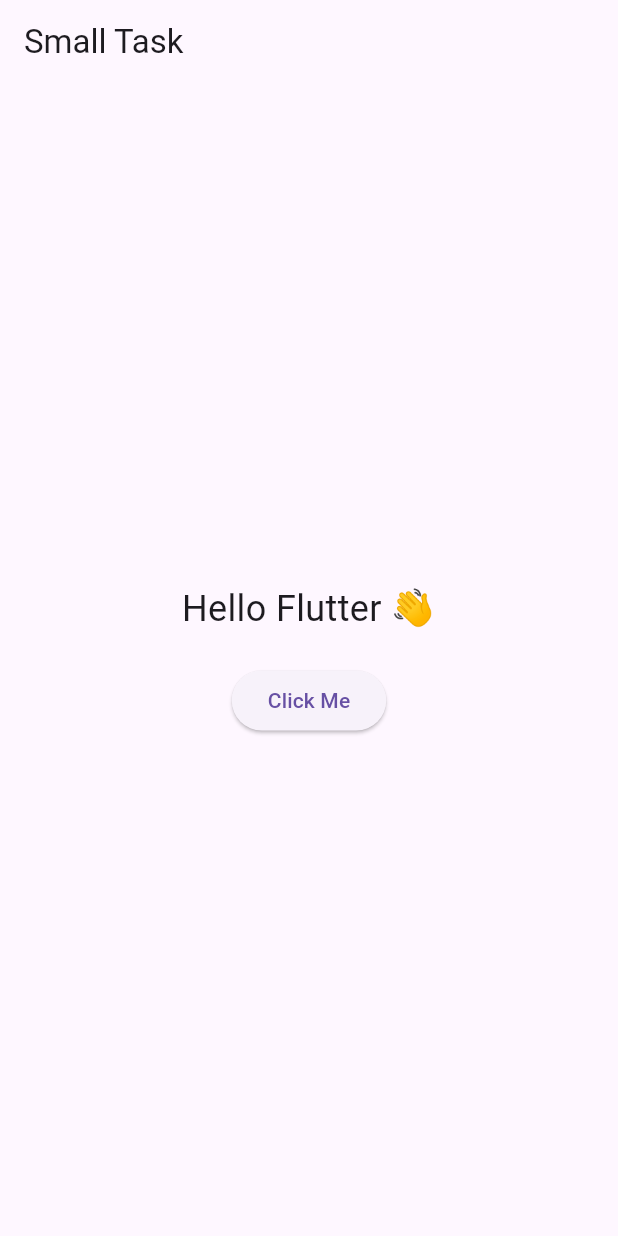
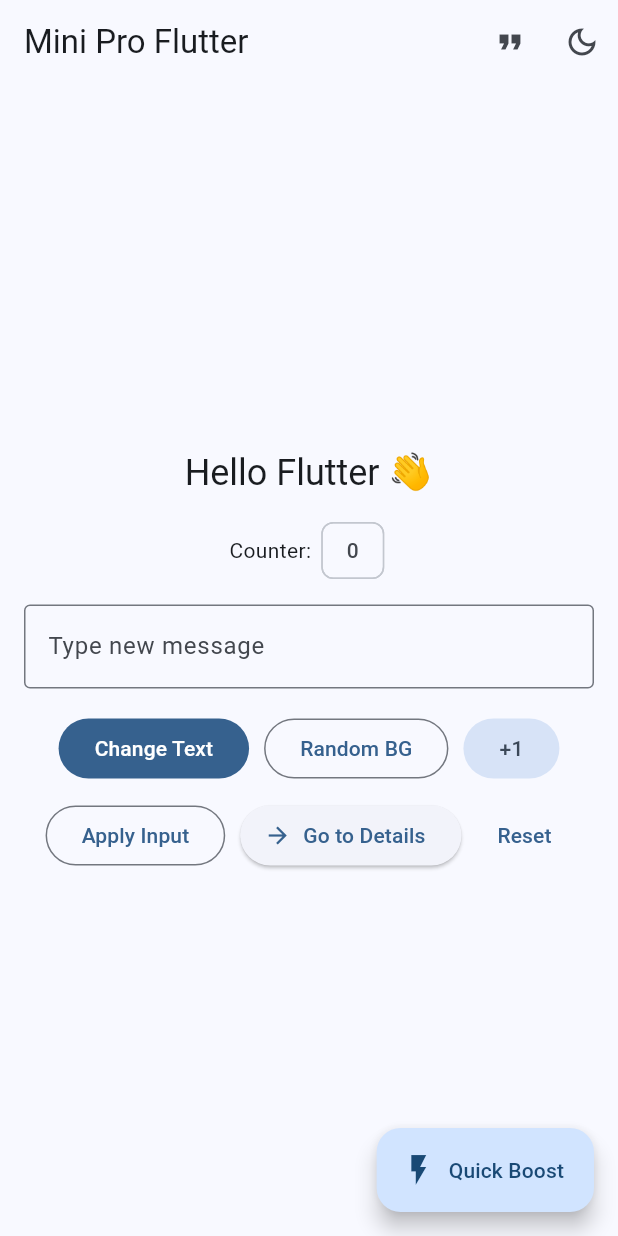
Before and after one commit to kitya-yuom81/study-flutter-with-me, a Flutter app: the screen it shows after launch, on a phone screen of 412 x 824 dp. Run offline on Flutter 3.47's test engine with Material 3 defaults, Android fonts, the phone set to English and light mode, and no system bars.

Commit message:
make app more better

```diff
--- a/lib/main.dart
+++ b/lib/main.dart
@@ -1,18 +1,41 @@
 import 'package:flutter/material.dart';
-import 'simple_task.dart'; // import your widget
+import 'simple_task.dart';
 
-void main() {
-  runApp(const MyApp());
+void main() => runApp(const AppRoot());
+
+class AppRoot extends StatefulWidget {
+  const AppRoot({super.key});
+
+  @override
+  State<AppRoot> createState() => _AppRootState();
 }
 
-class MyApp extends StatelessWidget {
-  const MyApp({super.key});
+class _AppRootState extends State<AppRoot> {
+  ThemeMode _mode = ThemeMode.system;
+
+  void _toggleTheme() {
+    setState(() {
+      _mode = _mode == ThemeMode.dark ? ThemeMode.light : ThemeMode.dark;
+    });
+  }
 
   @override
   Widget build(BuildContext context) {
-    return const MaterialApp(
+    return MaterialApp(
+      title: 'Mini Pro Flutter',
       debugShowCheckedModeBanner: false,
-      home: SimpleTask(), // use widget from another file
+      themeMode: _mode,
+      theme: ThemeData(
+        useMaterial3: true,
+        colorSchemeSeed: Colors.blue,
+        brightness: Brightness.light,
+      ),
+      darkTheme: ThemeData(
+        useMaterial3: true,
+        colorSchemeSeed: Colors.blue,
+        brightness: Brightness.dark,
+      ),
+      home: SimpleTask(onToggleTheme: _toggleTheme, mode: _mode),
     );
   }
 }
--- a/lib/simple_task.dart
+++ b/lib/simple_task.dart
@@ -1,7 +1,11 @@
 import 'package:flutter/material.dart';
+import 'details_page.dart';
+import 'utils.dart';
 
 class SimpleTask extends StatefulWidget {
-  const SimpleTask({super.key});
+  const SimpleTask({super.key, required this.onToggleTheme, required this.mode});
+  final VoidCallback onToggleTheme;
+  final ThemeMode mode;
 
   @override
   State<SimpleTask> createState() => _SimpleTaskState();
@@ -9,32 +13,128 @@ class SimpleTask extends StatefulWidget {
 
 class _SimpleTaskState extends State<SimpleTask> {
   String message = "Hello Flutter 👋";
+  int counter = 0;
+  Color bg = Colors.transparent;
+  final controller = TextEditingController();
 
   void changeText() {
+    setState(() => message = "You clicked me! 🚀");
+  }
+
+  void randomizeBg() {
+    setState(() => bg = randomColor().withOpacity(0.25));
+  }
+
+  void inc() => setState(() => counter++);
+  void reset() {
     setState(() {
-      message = "You clicked me! 🚀";
+      message = "Hello Flutter 👋";
+      counter = 0;
+      bg = Colors.transparent;
+      controller.clear();
     });
+    _toast("Reset done");
+  }
+
+  void _toast(String msg) =>
+      ScaffoldMessenger.of(context).showSnackBar(SnackBar(content: Text(msg)));
+
+  void applyTextFromInput() {
+    if (controller.text.trim().isEmpty) {
+      _toast("Type something first");
+      return;
+    }
+    setState(() => message = controller.text.trim());
+    _toast("Message updated");
+  }
+
+  void showQuote() {
+    setState(() => message = randomQuote());
   }
 
   @override
   Widget build(BuildContext context) {
+    final isDark = widget.mode == ThemeMode.dark;
     return Scaffold(
-      appBar: AppBar(title: const Text("Small Task")),
-      body: Center(
-        child: Column(
-          mainAxisAlignment: MainAxisAlignment.center,
-          children: [
-            Text(
-              message,
-              style: const TextStyle(fontSize: 24),
+      appBar: AppBar(
+        title: const Text("Mini Pro Flutter"),
+        actions: [
+          IconButton(
+            tooltip: "Random quote",
+            onPressed: showQuote,
+            icon: const Icon(Icons.format_quote),
+          ),
+          IconButton(
+            tooltip: "Toggle theme",
+            onPressed: widget.onToggleTheme,
+            icon: Icon(isDark ? Icons.wb_sunny_outlined : Icons.dark_mode_outlined),
+          ),
+        ],
+      ),
+      body: Container(
+        color: bg,
+        width: double.infinity,
+        child: Center(
+          child: ConstrainedBox(
+            constraints: const BoxConstraints(maxWidth: 480),
+            child: Padding(
+              padding: const EdgeInsets.all(16),
+              child: Column(
+                mainAxisSize: MainAxisSize.min,
+                children: [
+                  Text(message, textAlign: TextAlign.center,
+                      style: Theme.of(context).textTheme.headlineSmall),
+                  const SizedBox(height: 12),
+                  Row(
+                    mainAxisAlignment: MainAxisAlignment.center,
+                    children: [
+                      const Text("Counter: "),
+                      Chip(label: Text("$counter")),
+                    ],
+                  ),
+                  const SizedBox(height: 12),
+                  TextField(
+                    controller: controller,
+                    decoration: const InputDecoration(
+                      labelText: "Type new message",
+                      border: OutlineInputBorder(),
+                    ),
+                    onSubmitted: (_) => applyTextFromInput(),
+                  ),
+                  const SizedBox(height: 16),
+                  Wrap(
+                    spacing: 10,
+                    runSpacing: 10,
+                    alignment: WrapAlignment.center,
+                    children: [
+                      FilledButton(onPressed: changeText, child: const Text("Change Text")),
+                      OutlinedButton(onPressed: randomizeBg, child: const Text("Random BG")),
+                      FilledButton.tonal(onPressed: inc, child: const Text("+1")),
+                      OutlinedButton(onPressed: applyTextFromInput, child: const Text("Apply Input")),
+                      ElevatedButton.icon(
+                        onPressed: () => Navigator.of(context).push(
+                          MaterialPageRoute(builder: (_) => const DetailsPage()),
+                        ),
+                        icon: const Icon(Icons.arrow_forward),
+                        label: const Text("Go to Details"),
+                      ),
+                      TextButton(onPressed: reset, child: const Text("Reset")),
+                    ],
+                  ),
+                ],
+              ),
             ),
-            const SizedBox(height: 20),
-            ElevatedButton(
-              onPressed: changeText,
-              child: const Text("Click Me"),
-            ),
-          ],
+          ),
         ),
+      ),
+      floatingActionButton: FloatingActionButton.extended(
+        onPressed: () {
+          randomizeBg();
+          inc();
+          _toast("BG changed & counter +1");
+        },
+        icon: const Icon(Icons.flash_on),
+        label: const Text("Quick Boost"),
       ),
     );
   }
--- /dev/null
+++ b/lib/utils.dart
@@ -0,0 +1,17 @@
+import 'dart:math';
+import 'package:flutter/material.dart';
+
+final _rnd = Random();
+
+Color randomColor() =>
+    HSVColor.fromAHSV(1, _rnd.nextDouble() * 360, 0.55 + _rnd.nextDouble() * 0.45, 0.70).toColor();
+
+const quotes = <String>[
+  "Stay hungry, stay foolish.",
+  "Ship small, ship often.",
+  "Practice makes progress.",
+  "Focus on the next 1% better.",
+  "Little steps → big wins.",
+];
+
+String randomQuote() => quotes[_rnd.nextInt(quotes.length)];
```
Also changed, not shown: lib/details_page.dart (added, +25 -0 lines).
